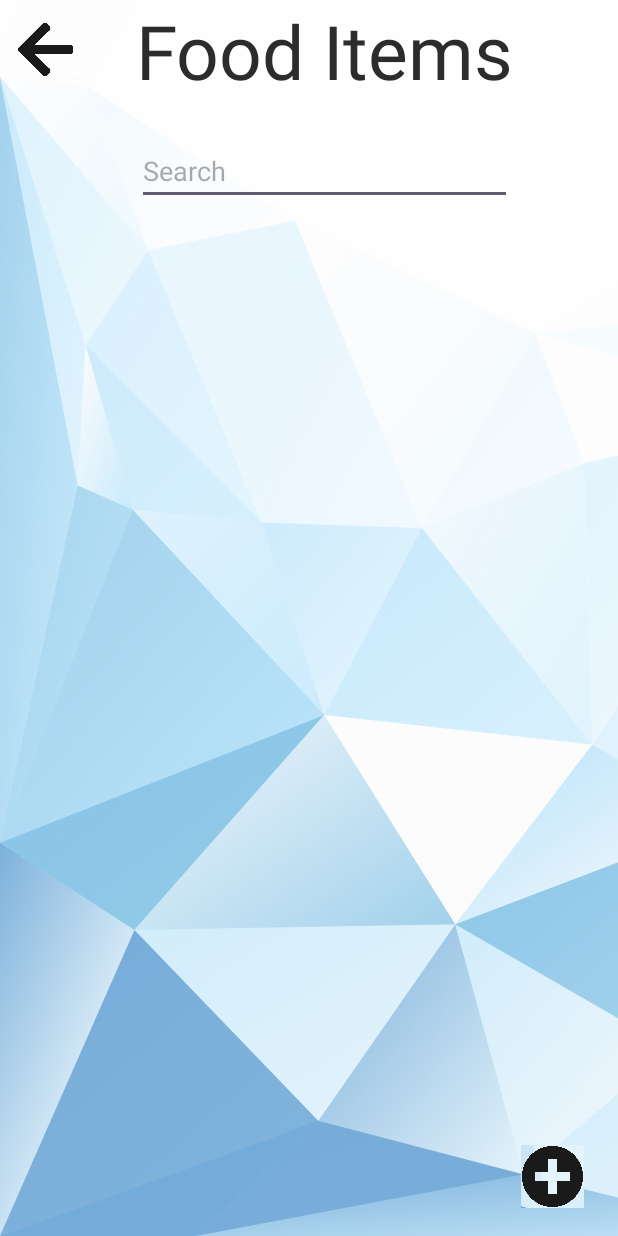
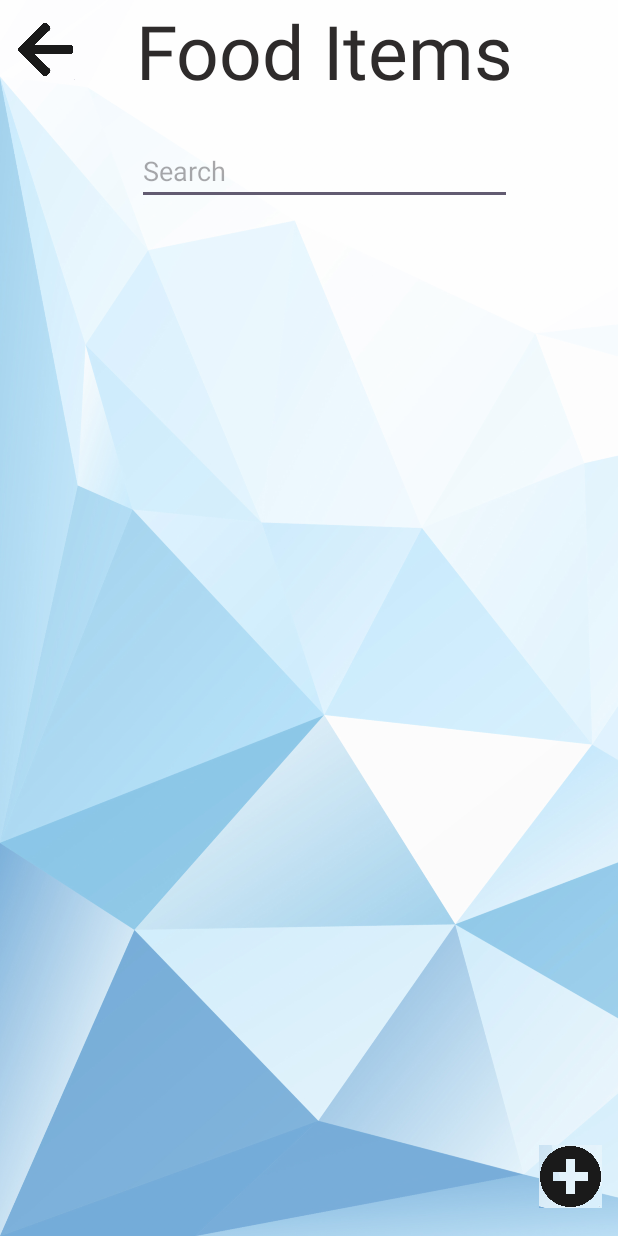
Before and after one commit to kazuki0314/androidproject, an Android app: the food screen opened directly, with no data from a screen before it, on a phone screen of 412 x 824 dp. Run offline under Robolectric (Android 15) with nearby library versions, the phone set to English and light mode, and no system bars; Roboto replaces fonts that are not available here.

Commit message:
updated with some function

```diff
--- a/app/src/main/res/layout/edit_food_item.xml
+++ b/app/src/main/res/layout/edit_food_item.xml
@@ -69,6 +69,7 @@
         android:layout_width="122dp"
         android:layout_height="41dp"
 
+        android:enabled="false"
         android:text="Save"
         android:textColor="#090909"
         app:backgroundTint="@android:color/transparent"
--- a/app/src/main/res/layout/food_item_page.xml
+++ b/app/src/main/res/layout/food_item_page.xml
@@ -52,10 +52,13 @@
     <ListView
         android:id="@+id/foodListView"
         android:layout_width="300dp"
-        android:layout_height="wrap_content"
+        android:layout_height="550dp"
+        app:layout_constraintBottom_toBottomOf="parent"
         app:layout_constraintEnd_toEndOf="parent"
+        app:layout_constraintHorizontal_bias="0.369"
         app:layout_constraintStart_toStartOf="parent"
-        app:layout_constraintTop_toBottomOf="@+id/fisearch" />
+        app:layout_constraintTop_toBottomOf="@+id/fisearch"
+        app:layout_constraintVertical_bias="0.467" />
 
     <ImageButton
         android:id="@+id/fiadd"
@@ -67,7 +70,7 @@
         android:scaleType="centerInside"
         app:layout_constraintBottom_toBottomOf="parent"
         app:layout_constraintEnd_toEndOf="parent"
-        app:layout_constraintHorizontal_bias="0.955"
+        app:layout_constraintHorizontal_bias="0.988"
         app:layout_constraintStart_toStartOf="parent"
         app:layout_constraintTop_toTopOf="parent"
         app:layout_constraintVertical_bias="0.976"
```
Also changed, not shown: app/src/main/java/com/example/expirypal/editfood.java (+39 -7 lines).
